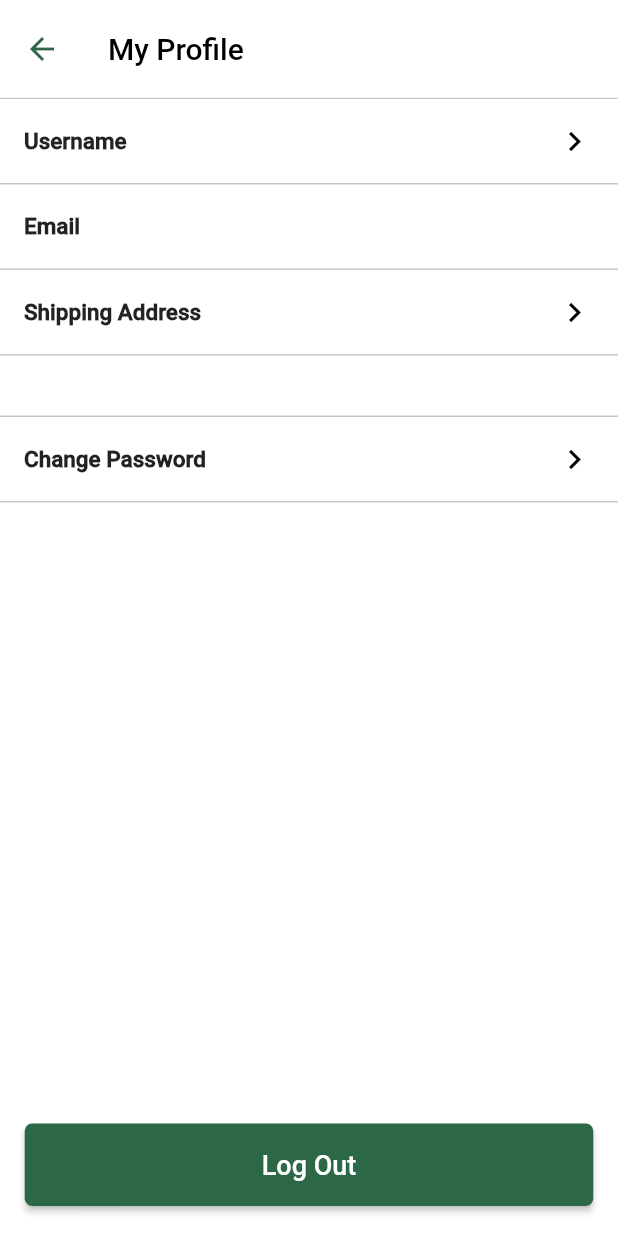
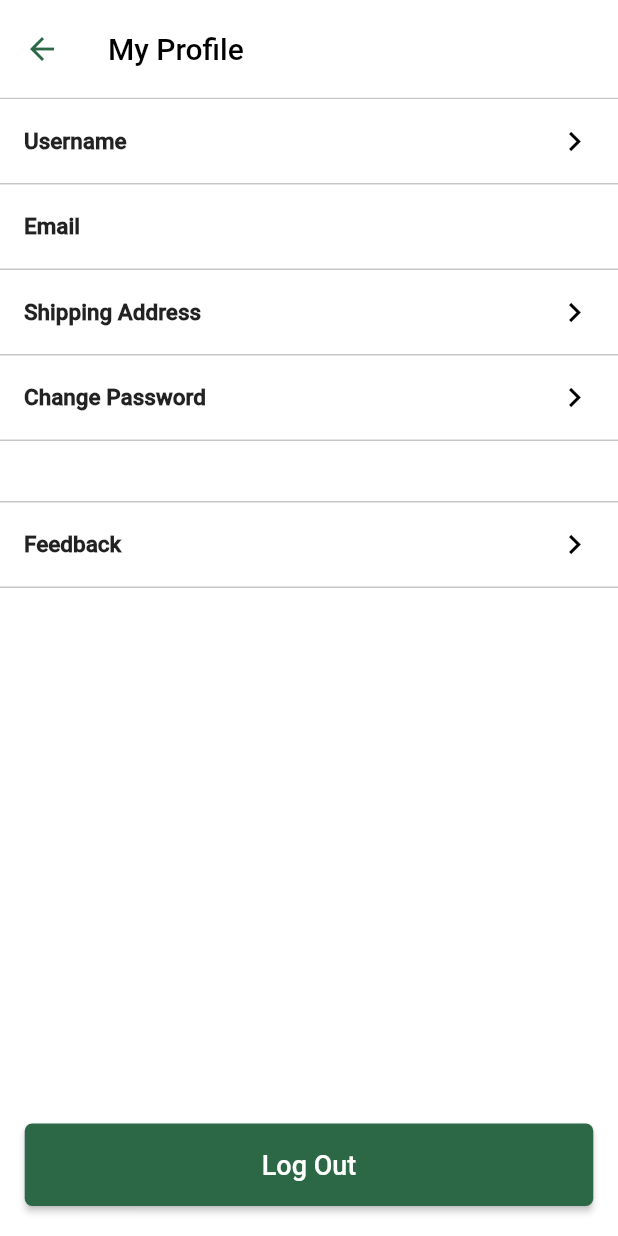
Before and after one commit to Ks1220/flutter_grocery_user, a Flutter app: the ProfilePage screen opened directly with empty values, on a phone screen of 412 x 824 dp. Run offline on Flutter 3.47's test engine with Material 2 defaults, Android fonts, the phone set to English and light mode, and no system bars; our stand-ins replace cached_network_image, cloud_firestore, double_back_to_close_app, firebase_auth, firebase_core, firebase_storage and 9 more; missing offline and left inert: alphabet_scroll_view, clippy_flutter, cloud_firestore_web, custom_info_window, firebase_auth_web, firebase_core_web and 5 more; accounts and stored records are empty.

Commit message:
Added feedback page

```diff
--- a/lib/ProfilePage.dart
+++ b/lib/ProfilePage.dart
@@ -5,9 +5,11 @@ import 'package:firebase_storage/firebase_storage.dart';
 import 'package:flash/flash.dart';
 import 'package:flutter/material.dart';
 import 'package:flutter/services.dart';
+import 'package:flutter_grocery_user/UserFeedback.dart';
 import 'package:image_picker/image_picker.dart';
 import 'package:path/path.dart' as Path;
 
+import 'ForgotPassword.dart';
 import 'Start.dart';
 
 class ProfilePage extends StatefulWidget {
@@ -566,10 +568,6 @@ class _ProfilePageState extends State<ProfilePage>
                                 ));
                               });
                         },
-                        shape: Border(
-                            bottom: BorderSide(
-                                color: Color.fromARGB(255, 199, 199, 199),
-                                width: 1)),
                         leading: (Column(
                           mainAxisAlignment: MainAxisAlignment.center,
                           crossAxisAlignment: CrossAxisAlignment.center,
@@ -605,10 +603,12 @@ class _ProfilePageState extends State<ProfilePage>
                           ],
                         ),
                       ),
-                      SizedBox(
-                        height: 40,
-                      ),
-                      ListTile(
+                      GestureDetector(
+                        onTap: () {
+                          Navigator.of(context).push(MaterialPageRoute(
+                              builder: (context) => ForgotPassword()));
+                        },
+                        child: ListTile(
                           shape: Border(
                               top: BorderSide(
                                   color: Color.fromARGB(255, 199, 199, 199),
@@ -636,6 +636,46 @@ class _ProfilePageState extends State<ProfilePage>
                                 color: Colors.black,
                               )
                             ],
+                          ),
+                        ),
+                      ),
+                      SizedBox(
+                        height: 40,
+                      ),
+                      GestureDetector(
+                        onTap: () {
+                          Navigator.of(context).push(MaterialPageRoute(
+                              builder: (context) => UserFeedback()));
+                        },
+                        child: ListTile(
+                          shape: Border(
+                              top: BorderSide(
+                                  color: Color.fromARGB(255, 199, 199, 199),
+                                  width: 1),
+                              bottom: BorderSide(
+                                  color: Color.fromARGB(255, 199, 199, 199),
+                                  width: 1)),
+                          leading: (Column(
+                            mainAxisAlignment: MainAxisAlignment.center,
+                            crossAxisAlignment: CrossAxisAlignment.center,
+                            children: [
+                              Text(
+                                "Feedback",
+                                style: const TextStyle(
+                                    fontSize: 15, fontWeight: FontWeight.w700),
+                              ),
+                            ],
+                          )),
+                          trailing: Wrap(
+                            crossAxisAlignment: WrapCrossAlignment.center,
+                            children: <Widget>[
+                              Icon(
+                                Icons.chevron_right,
+                                size: 26,
+                                color: Colors.black,
+                              )
+                            ],
+                          ),
                         ),
                       ),
                     ]);
--- a/pubspec.yaml
+++ b/pubspec.yaml
@@ -54,6 +54,7 @@ dependencies:
     requests: ^4.3.0
     flutter_dotenv: ^5.0.2
     flutter_slidable: ^1.3.0
+    flutter_rating_bar: ^4.0.1
 
 dev_dependencies:
     flutter_test:
```
Also changed, not shown: lib/UserFeedback.dart (added, +171 -0 lines), pubspec.lock, 1 other file. Lines whose indentation alone changed are shown as unchanged.
